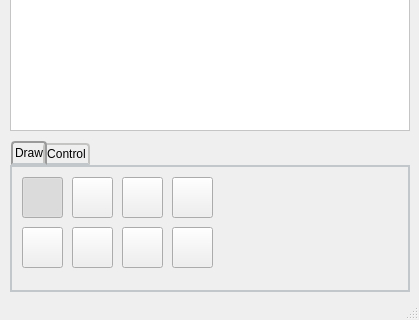
First picture: the form in gui/Draw-Vinci.ui, repository kthenrique/Draw-Vinci, before the edit; both pictures show x 0 to 419 and y 238 to 558 of the 419 by 558 pixel window.
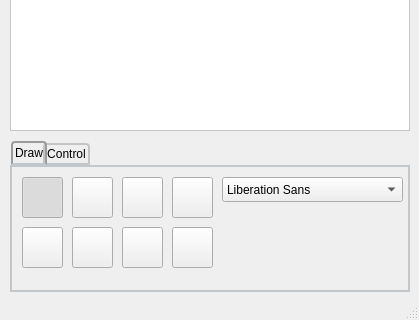
Second picture: the form after the edit. Icons and pictures are not drawn.

Commit message:
Add text functionality to GUI
It can write text but it shows no selection or field for writing.
A fontComboBox was added to hold the diverse fonts available.

```diff
--- a/gui/Draw-Vinci.ui
+++ b/gui/Draw-Vinci.ui
@@ -366,6 +366,22 @@
        <bool>true</bool>
       </property>
      </widget>
+     <widget class="QFontComboBox" name="fontBox">
+      <property name="geometry">
+       <rect>
+        <x>210</x>
+        <y>10</y>
+        <width>181</width>
+        <height>25</height>
+       </rect>
+      </property>
+      <property name="editable">
+       <bool>false</bool>
+      </property>
+      <property name="frame">
+       <bool>true</bool>
+      </property>
+     </widget>
     </widget>
     <widget class="QWidget" name="controlTab">
      <attribute name="title">
```
Left out of the diff: 3 changed lines with no effect on the pictures. The commit also changes 2 other files.
